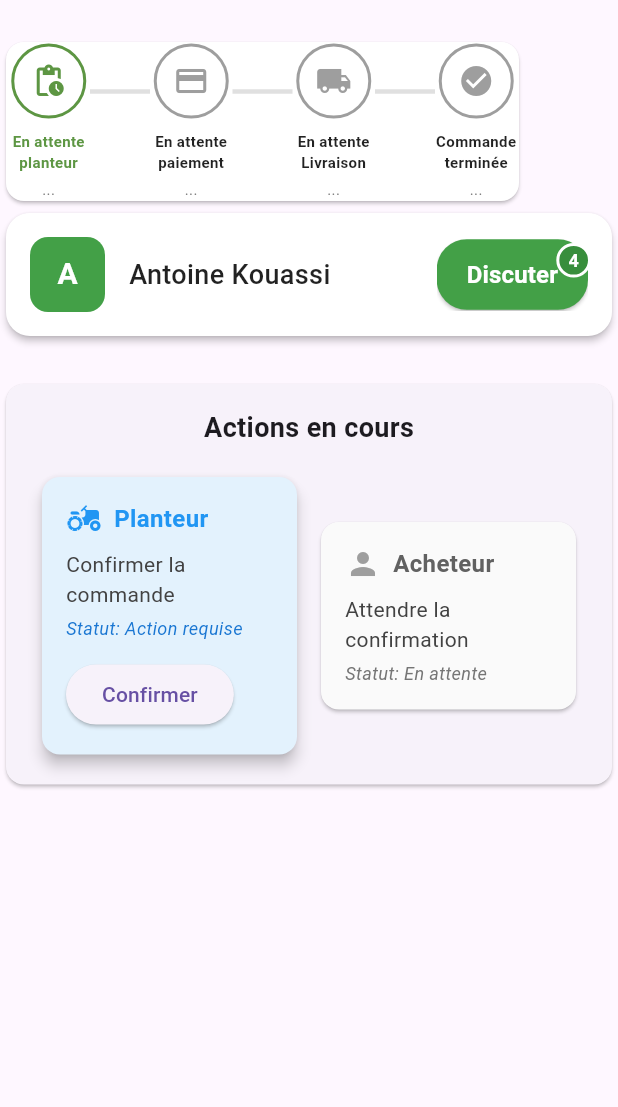
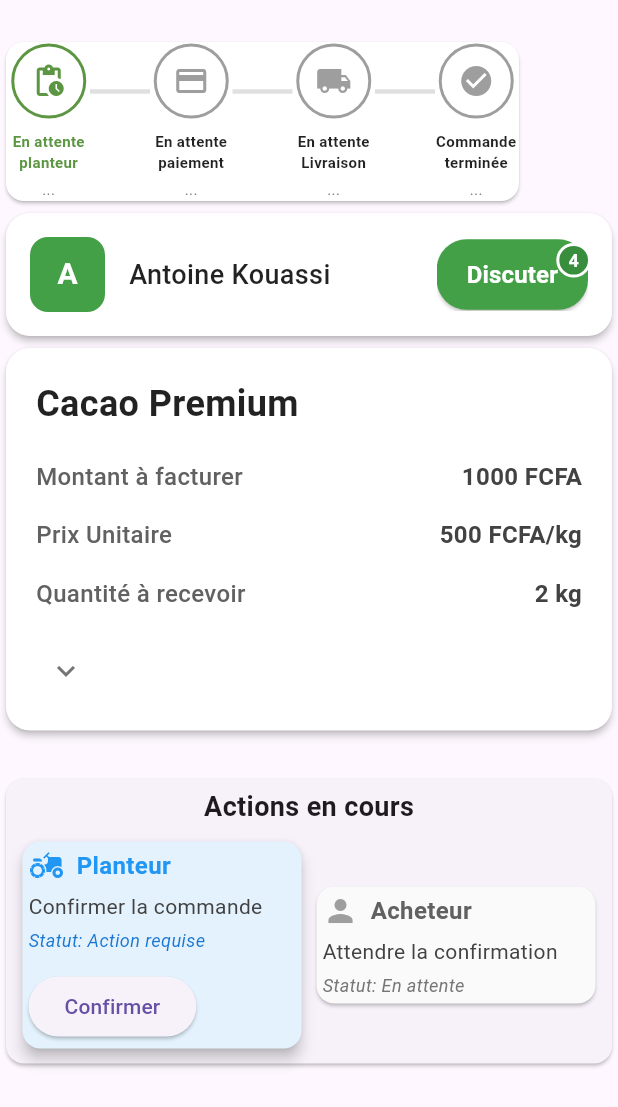
Before and after one commit to Alicheick225/agrobloc_flutter, a Flutter app: the OrderTrackingWidget widget shown alone on an empty page, opened directly with empty values, on a phone screen of 412 x 824 dp. Shown: the top 1107 px of the screen. Run offline on Flutter 3.47's test engine with Material 3 defaults, Android fonts, the phone set to English and light mode, and no system bars; our stand-ins replace image_picker; Roboto replaces fonts that are missing (Poppins).

Commit message:
feat(productInfo): info sur le produit commandé

```diff
--- a/lib/core/features/Agrobloc/presentations/widgets/transactions/order tracking/actioncard.dart
+++ b/lib/core/features/Agrobloc/presentations/widgets/transactions/order tracking/actioncard.dart
@@ -24,7 +24,7 @@ class UserActionCard extends StatelessWidget {
       elevation: isActive ? 4 : 1,
       color: isActive ? Colors.blue.shade50 : Colors.grey.shade50,
       child: Padding(
-        padding: const EdgeInsets.all(16),
+        padding: const EdgeInsets.all(4),
         child: Column(
           crossAxisAlignment: CrossAxisAlignment.start,
           children: [
@@ -45,7 +45,7 @@ class UserActionCard extends StatelessWidget {
                 ),
               ],
             ),
-            const SizedBox(height: 8),
+            const SizedBox(height: 5),
             Text(
               action,
               style: TextStyle(
--- a/lib/core/features/Agrobloc/presentations/widgets/transactions/order tracking/order_tracking_widget.dart
+++ b/lib/core/features/Agrobloc/presentations/widgets/transactions/order tracking/order_tracking_widget.dart
@@ -1,5 +1,6 @@
 import 'package:agrobloc/core/features/Agrobloc/presentations/widgets/transactions/order%20tracking/actioncard.dart';
-import 'package:agrobloc/core/features/Agrobloc/presentations/widgets/transactions/order%20tracking/chat_widget.dart';
+import 'package:agrobloc/core/features/Agrobloc/presentations/widgets/transactions/order%20tracking/discuterBouton.dart';
+import 'package:agrobloc/core/features/Agrobloc/presentations/widgets/transactions/order%20tracking/productInfo.dart';
 import 'package:flutter/material.dart';
 import 'package:agrobloc/core/features/Agrobloc/data/models/order_status.dart';
 
@@ -36,6 +37,16 @@ Widget build(BuildContext context) {
               );
             },
           ),
+        ProductInfoWidget(
+          productName: 'Cacao Premium',
+          totalAmount: '1000 FCFA',
+          unitPrice: '500 FCFA/kg',
+          quantity: '2 kg',
+          userInitial: 'A',
+          onToggle: () {
+            // Action pour basculer l'état développé
+          },
+        ),
         const SizedBox(height: 24),
         _buildCurrentActions(),
         const SizedBox(height: 24),
@@ -188,7 +199,7 @@ Widget build(BuildContext context) {
   Widget _buildCurrentActions() {
     return Card(
       child: Padding(
-        padding: const EdgeInsets.all(16),
+        padding: const EdgeInsets.all(6),
         child: Column(
           crossAxisAlignment: CrossAxisAlignment.center,
           children: [
@@ -199,12 +210,12 @@ Widget build(BuildContext context) {
                 fontWeight: FontWeight.bold,
               ),
             ),
-            const SizedBox(height: 16),
+            const SizedBox(height:6),
             Row(
               children: _getCurrentActionCards()
                   .map((card) => Expanded(
                         child: Padding(
-                          padding: const EdgeInsets.symmetric(horizontal: 4),
+                          padding: const EdgeInsets.symmetric(horizontal: 1),
                           child: card,
                         ),
                       ))
--- /dev/null
+++ b/lib/core/features/Agrobloc/presentations/widgets/transactions/order tracking/productInfo.dart
@@ -0,0 +1,172 @@
+import 'package:flutter/material.dart';
+
+class ProductInfoWidget extends StatefulWidget {
+  final String productName;
+  final String totalAmount;
+  final String unitPrice;
+  final String quantity;
+  final String userInitial;
+  final bool isExpanded;
+  final VoidCallback? onToggle;
+
+  const ProductInfoWidget({
+    Key? key,
+    required this.productName,
+    required this.totalAmount,
+    required this.unitPrice,
+    required this.quantity,
+    required this.userInitial,
+    this.isExpanded = false,
+    this.onToggle,
+  }) : super(key: key);
+
+  @override
+  State<ProductInfoWidget> createState() => _ProductInfoWidgetState();
+}
+
+class _ProductInfoWidgetState extends State<ProductInfoWidget> {
+  bool _isExpanded = false;
+
+  @override
+  void initState() {
+    super.initState();
+    _isExpanded = widget.isExpanded;
+  }
+
+  @override
+  Widget build(BuildContext context) {
+    return Card(
+      color: Colors.white,
+      elevation: 2,
+      shape: RoundedRectangleBorder(
+        borderRadius: BorderRadius.circular(16),
+      ),
+      child: Padding(
+        padding: const EdgeInsets.all(20),
+        child: Column(
+          crossAxisAlignment: CrossAxisAlignment.start,
+          children: [
+            // Titre du produit
+            Text(
+              widget.productName,
+              style: const TextStyle(
+                fontSize: 24,
+                fontWeight: FontWeight.bold,
+                color: Colors.black87,
+              ),
+            ),
+            const SizedBox(height: 20),
+
+            // Montant à facturer (souligné)
+            _buildInfoRow(
+              'Montant à facturer',
+              widget.totalAmount,
+              isHighlighted: true,
+            ),
+            const SizedBox(height: 16),
+
+            // Prix unitaire
+            _buildInfoRow(
+              'Prix Unitaire',
+              widget.unitPrice,
+            ),
+            const SizedBox(height: 16),
+
+            // Quantité à recevoir
+            _buildInfoRow(
+              'Quantité à recevoir',
+              widget.quantity,
+            ),
+            const SizedBox(height: 20),
+
+            // Section avec flèche et avatar
+            Row(
+              mainAxisAlignment: MainAxisAlignment.spaceBetween,
+              children: [
+                // Flèche d'expansion
+                GestureDetector(
+                  onTap: () {
+                    setState(() {
+                      _isExpanded = !_isExpanded;
+                    });
+                    widget.onToggle?.call();
+                  },
+                  child: Container(
+                    padding: const EdgeInsets.all(8),
+                    child: Icon(
+                      _isExpanded ? Icons.keyboard_arrow_up : Icons.keyboard_arrow_down,
+                      size: 24,
+                      color: Colors.grey.shade600,
+                    ),
+                  ),
+                ),
+
+                // Avatar utilisateur
+              ],
+            ),
+
+            // Contenu étendu (si nécessaire)
+            if (_isExpanded) ...[
+              const SizedBox(height: 16),
+              Container(
+                padding: const EdgeInsets.all(16),
+                decoration: BoxDecoration(
+                  color: Colors.grey.shade50,
+                  borderRadius: BorderRadius.circular(8),
+                ),
+                child: Column(
+                  crossAxisAlignment: CrossAxisAlignment.start,
+                  children: [
+                    Text(
+                      'Détails supplémentaires',
+                      style: TextStyle(
+                        fontSize: 14,
+                        fontWeight: FontWeight.w600,
+                        color: Colors.grey.shade700,
+                      ),
+                    ),
+                    const SizedBox(height: 8),
+                    Text(
+                      'Informations détaillées sur le produit et la commande...',
+                      style: TextStyle(
+                        fontSize: 12,
+                        color: Colors.grey.shade600,
+                      ),
+                    ),
+                  ],
+                ),
+              ),
+            ],
+          ],
+        ),
+      ),
+    );
+  }
+
+  Widget _buildInfoRow(String label, String value, {bool isHighlighted = false}) {
+    return Row(
+      mainAxisAlignment: MainAxisAlignment.spaceBetween,
+      children: [
+        Text(
+          label,
+          style: TextStyle(
+            fontSize: 16,
+            color: Colors.grey.shade700,
+            fontWeight: FontWeight.w500,
+          ),
+        ),
+        Text(
+          value,
+          style: TextStyle(
+            fontSize: 16,
+            fontWeight: FontWeight.w600,
+            color: Colors.grey.shade800,
+            //decoration: isHighlighted ? TextDecoration.underline : null,
+            //decorationColor: isHighlighted ? Colors.blue : null,
+            //decorationThickness: isHighlighted ? 2 : null,
+          ),
+        ),
+      ],
+    );
+  }
+}
```
Also changed, not shown: lib/core/features/Agrobloc/presentations/widgets/transactions/order tracking/discuterBouton.dart (renamed from lib/core/features/Agrobloc/presentations/widgets/transactions/order tracking/chat_widget.dart), lib/core/features/Agrobloc/presentations/widgets/transactions/order tracking/imprimeButton.dart (renamed from lib/core/features/Agrobloc/presentations/widgets/transactions/order tracking/button.dart).
